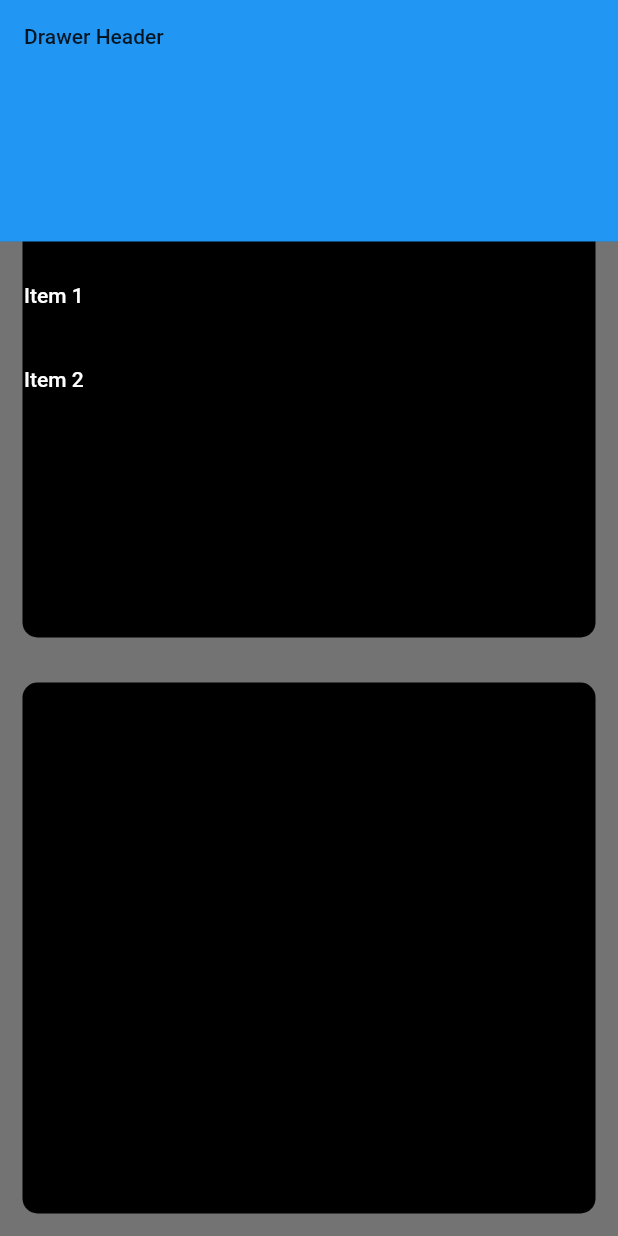
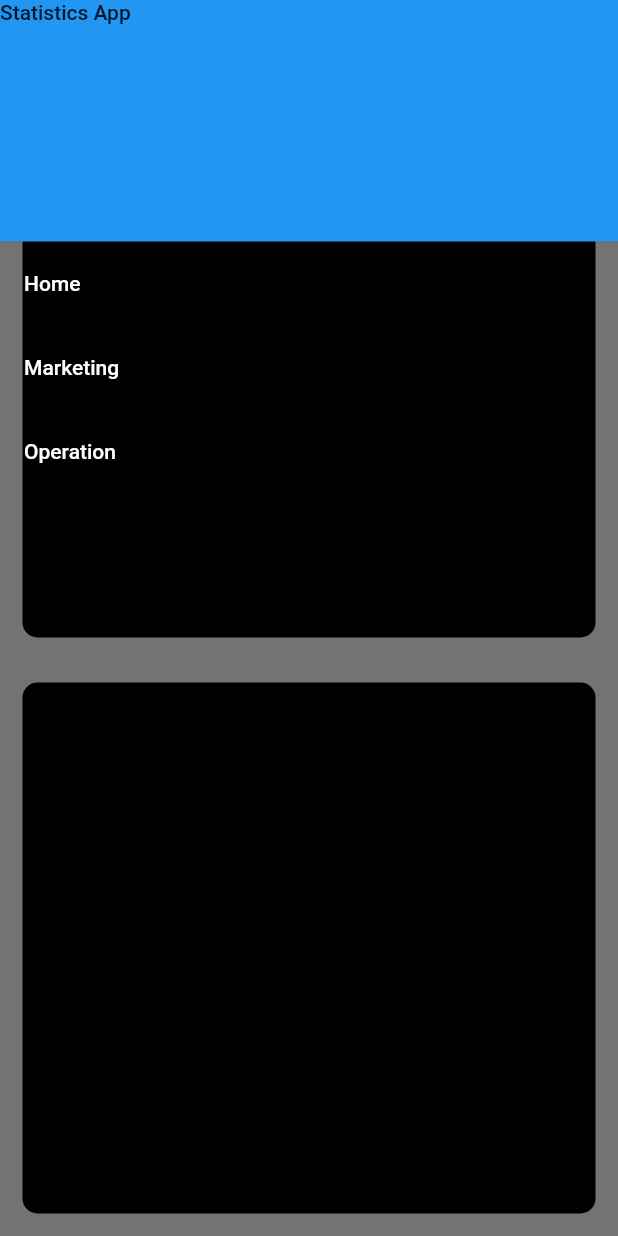
Before and after one commit to hank-the-tank/statistics_app, a Flutter app: the screen it shows after launch, with the side drawer open, on a phone screen of 412 x 824 dp. Run offline on Flutter 3.47's test engine with Material 2 defaults, Android fonts, the light colour scheme and no system bars.

Commit message:
add routes

```diff
--- a/lib/app/statistics.dart
+++ b/lib/home/view/home.dart
@@ -1,7 +1,8 @@
 import 'package:flutter/material.dart';
-import 'side_menu.dart';
+import 'package:statisticsapp/side_menu//view/side_menu.dart';
 
-class Statistics extends StatelessWidget {
+class Home extends StatelessWidget {
+  static const String id = 'home';
   @override
   Widget build(BuildContext context) {
     return Scaffold(
--- a/lib/main.dart
+++ b/lib/main.dart
@@ -1,5 +1,8 @@
 import 'package:flutter/material.dart';
-import 'app/statistics.dart';
+import 'package:statisticsapp/marketing/view/marketing.dart';
+import 'package:statisticsapp/operation/view/operation.dart';
+import 'home/view/home.dart';
+import 'package:statisticsapp/home/view/home.dart';
 
 void main() {
   runApp(MyApp());
@@ -9,6 +12,13 @@ class MyApp extends StatelessWidget {
   // This widget is the root of your application.
   @override
   Widget build(BuildContext context) {
-    return MaterialApp(home: Statistics());
+    return MaterialApp(
+      initialRoute: "home",
+      routes: {
+        Home.id: (context) => Home(),
+        Marketing.id: (context) => Marketing(),
+        Operation.id: (context) => Operation(),
+      },
+    );
   }
 }
--- /dev/null
+++ b/lib/marketing/view/marketing.dart
@@ -0,0 +1,18 @@
+import 'package:flutter/material.dart';
+import 'package:statisticsapp/side_menu/view/side_menu.dart';
+
+class Marketing extends StatelessWidget {
+  static const String id = 'marketing';
+  @override
+  Widget build(BuildContext context) {
+    return Scaffold(
+      appBar: AppBar(
+        title: Text("Marketing"),
+      ),
+      drawer: SideMenu(),
+      body: Center(
+        child: Text("Marketing"),
+      ),
+    );
+  }
+}
--- /dev/null
+++ b/lib/operation/view/operation.dart
@@ -0,0 +1,19 @@
+import 'package:flutter/material.dart';
+import 'package:statisticsapp/side_menu/view/side_menu.dart';
+
+class Operation extends StatelessWidget {
+  static const String id = 'operation';
+
+  @override
+  Widget build(BuildContext context) {
+    return Scaffold(
+      appBar: AppBar(
+        title: Text("Operation"),
+      ),
+      drawer: SideMenu(),
+      body: Center(
+        child: Text("Operation"),
+      ),
+    );
+  }
+}
--- a/lib/app/side_menu.dart
+++ b/lib/side_menu/view/side_menu.dart
@@ -8,30 +8,44 @@ class SideMenu extends StatelessWidget {
       padding: EdgeInsets.zero,
       children: <Widget>[
         DrawerHeader(
-          child: Text('Drawer Header'),
+          margin: EdgeInsets.zero,
+          padding: EdgeInsets.zero,
+          child: Text('Statistics App'),
           decoration: BoxDecoration(
             color: Colors.blue,
           ),
         ),
         ListTile(
           title: Text(
-            'Item 1',
+            'Home',
             style: TextStyle(color: Colors.white),
           ),
           onTap: () {
             // Update the state of the app.
             // ...
-            Navigator.pop(context);
+            Navigator.pushReplacementNamed(context, "home");
           },
         ),
         ListTile(
           title: Text(
-            'Item 2',
+            'Marketing',
             style: TextStyle(color: Colors.white),
           ),
           onTap: () {
             // Update the state of the app.
             // ...
+            Navigator.pushReplacementNamed(context, "marketing");
+          },
+        ),
+        ListTile(
+          title: Text(
+            'Operation',
+            style: TextStyle(color: Colors.white),
+          ),
+          onTap: () {
+            // Update the state of the app.
+            // ...
+            Navigator.pushReplacementNamed(context, "operation");
           },
         ),
       ],
```
Also changed, not shown: pubspec.lock, 1 other file.
